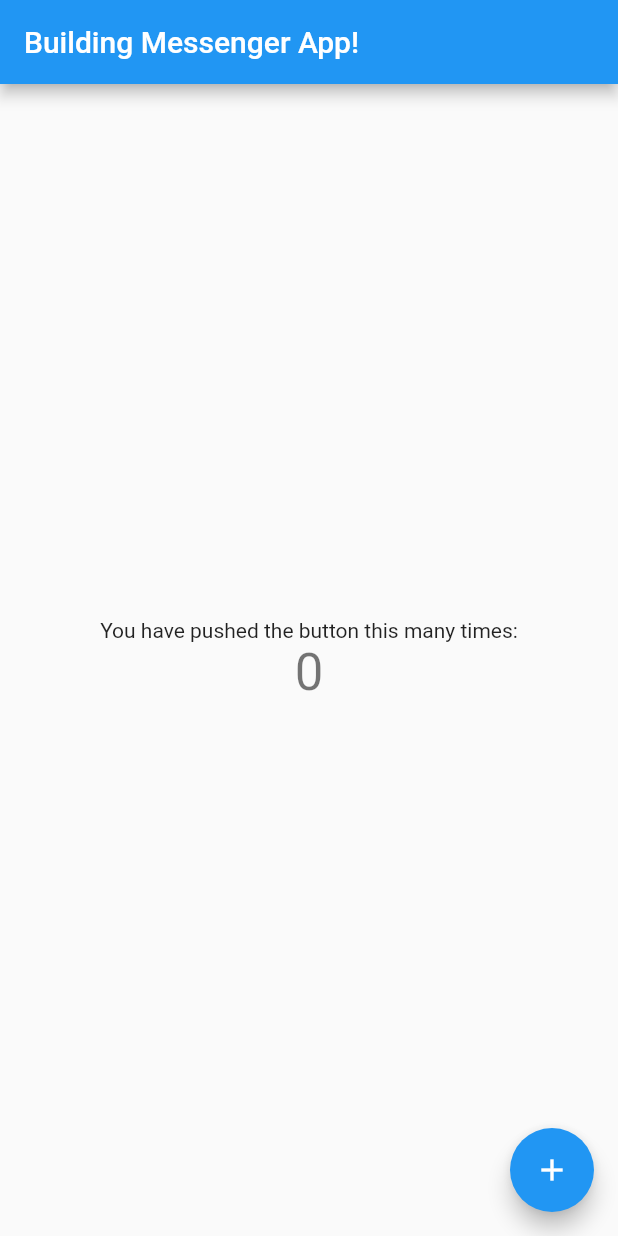
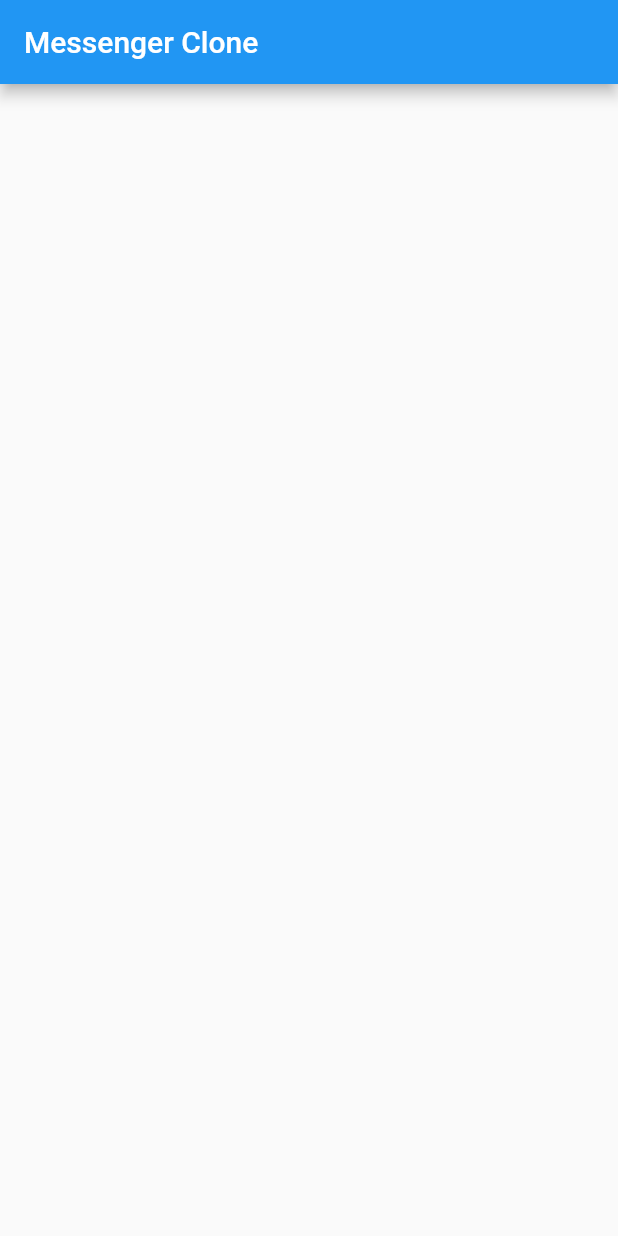
Before and after one commit to hrishik18/Messenger_Clone, a Flutter app: the screen it shows after launch, on a phone screen of 412 x 824 dp. Run offline on Flutter 3.47's test engine with Material 2 defaults, Android fonts, the phone set to English and light mode, and no system bars; our stand-ins replace firebase_auth, google_sign_in; accounts and stored records are empty.

Commit message:
Added views and servies

```diff
--- a/lib/main.dart
+++ b/lib/main.dart
@@ -1,3 +1,4 @@
+import 'package:chat_app/views/signin.dart';
 import 'package:flutter/material.dart';
 
 void main() {
@@ -5,109 +6,15 @@ void main() {
 }
 
 class MyApp extends StatelessWidget {
-  // This widget is the root of your application.
+
   @override
   Widget build(BuildContext context) {
     return MaterialApp(
       title: 'Flutter Demo',
       theme: ThemeData(
-        // This is the theme of your application.
-        //
-        // Try running your application with "flutter run". You'll see the
-        // application has a blue toolbar. Then, without quitting the app, try
-        // changing the primarySwatch below to Colors.green and then invoke
-        // "hot reload" (press "r" in the console where you ran "flutter run",
-        // or simply save your changes to "hot reload" in a Flutter IDE).
-        // Notice that the counter didn't reset back to zero; the application
-        // is not restarted.
         primarySwatch: Colors.blue,
       ),
-      home: MyHomePage(title: 'Building Messenger App!'),
+      home: SignIn(),
     );
   }
 }
-
-class MyHomePage extends StatefulWidget {
-  MyHomePage({Key? key, required this.title}) : super(key: key);
-
-  // This widget is the home page of your application. It is stateful, meaning
-  // that it has a State object (defined below) that contains fields that affect
-  // how it looks.
-
-  // This class is the configuration for the state. It holds the values (in this
-  // case the title) provided by the parent (in this case the App widget) and
-  // used by the build method of the State. Fields in a Widget subclass are
-  // always marked "final".
-
-  final String title;
-
-  @override
-  _MyHomePageState createState() => _MyHomePageState();
-}
-
-class _MyHomePageState extends State<MyHomePage> {
-  int _counter = 0;
-
-  void _incrementCounter() {
-    setState(() {
-      // This call to setState tells the Flutter framework that something has
-      // changed in this State, which causes it to rerun the build method below
-      // so that the display can reflect the updated values. If we changed
-      // _counter without calling setState(), then the build method would not be
-      // called again, and so nothing would appear to happen.
-      _counter++;
-    });
-  }
-
-  @override
-  Widget build(BuildContext context) {
-    // This method is rerun every time setState is called, for instance as done
-    // by the _incrementCounter method above.
-    //
-    // The Flutter framework has been optimized to make rerunning build methods
-    // fast, so that you can just rebuild anything that needs updating rather
-    // than having to individually change instances of widgets.
-    return Scaffold(
-      appBar: AppBar(
-        // Here we take the value from the MyHomePage object that was created by
-        // the App.build method, and use it to set our appbar title.
-        title: Text(widget.title),
-      ),
-      body: Center(
-        // Center is a layout widget. It takes a single child and positions it
-        // in the middle of the parent.
-        child: Column(
-          // Column is also a layout widget. It takes a list of children and
-          // arranges them vertically. By default, it sizes itself to fit its
-          // children horizontally, and tries to be as tall as its parent.
-          //
-          // Invoke "debug painting" (press "p" in the console, choose the
-          // "Toggle Debug Paint" action from the Flutter Inspector in Android
-          // Studio, or the "Toggle Debug Paint" command in Visual Studio Code)
-          // to see the wireframe for each widget.
-          //
-          // Column has various properties to control how it sizes itself and
-          // how it positions its children. Here we use mainAxisAlignment to
-          // center the children vertically; the main axis here is the vertical
-          // axis because Columns are vertical (the cross axis would be
-          // horizontal).
-          mainAxisAlignment: MainAxisAlignment.center,
-          children: <Widget>[
-            Text(
-              'You have pushed the button this many times:',
-            ),
-            Text(
-              '$_counter',
-              style: Theme.of(context).textTheme.headline4,
-            ),
-          ],
-        ),
-      ),
-      floatingActionButton: FloatingActionButton(
-        onPressed: _incrementCounter,
-        tooltip: 'Increment',
-        child: Icon(Icons.add),
-      ), // This trailing comma makes auto-formatting nicer for build methods.
-    );
-  }
-}
--- /dev/null
+++ b/lib/views/signin.dart
@@ -0,0 +1,18 @@
+import 'package:flutter/material.dart';
+
+class SignIn extends StatefulWidget {
+  const SignIn({ Key? key }) : super(key: key);
+
+  @override
+  _SignInState createState() => _SignInState();
+}
+
+class _SignInState extends State<SignIn> {
+  @override
+  Widget build(BuildContext context) {
+       return Scaffold(
+       appBar: AppBar(title: Text("Messenger Clone"),
+       ),
+    );
+  }
+}
--- a/pubspec.yaml
+++ b/pubspec.yaml
@@ -28,6 +28,12 @@ dependencies:
   # The following adds the Cupertino Icons font to your application.
   # Use with the CupertinoIcons class for iOS style icons.
   cupertino_icons: ^1.0.2
+  firebase_auth: ^3.0.1
+  firebase_core: ^1.4.0
+  google_sign_in: ^5.0.7
+  shared_preferences: ^2.0.6
+  random_string: ^2.3.1
+  cloud_firestore: ^2.4.0
 
 dev_dependencies:
   flutter_test:
```
Also changed, not shown: lib/services/auth.dart (added, +17 -0 lines), lib/views/chatscreen.dart (added, +16 -0 lines), lib/views/home.dart (added, +18 -0 lines), lib/services/database.dart (added), pubspec.lock.
